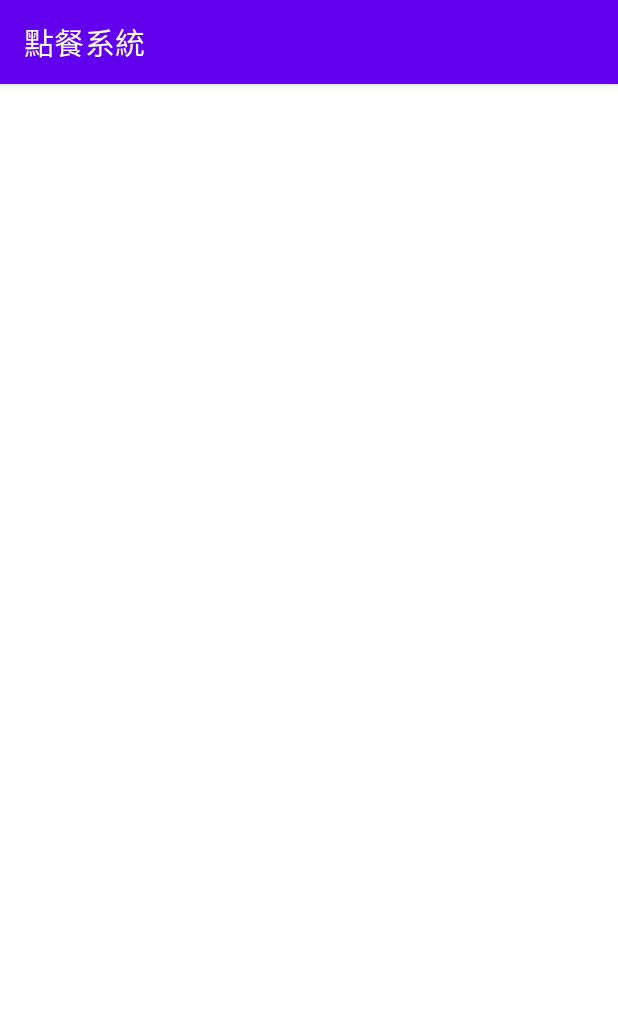
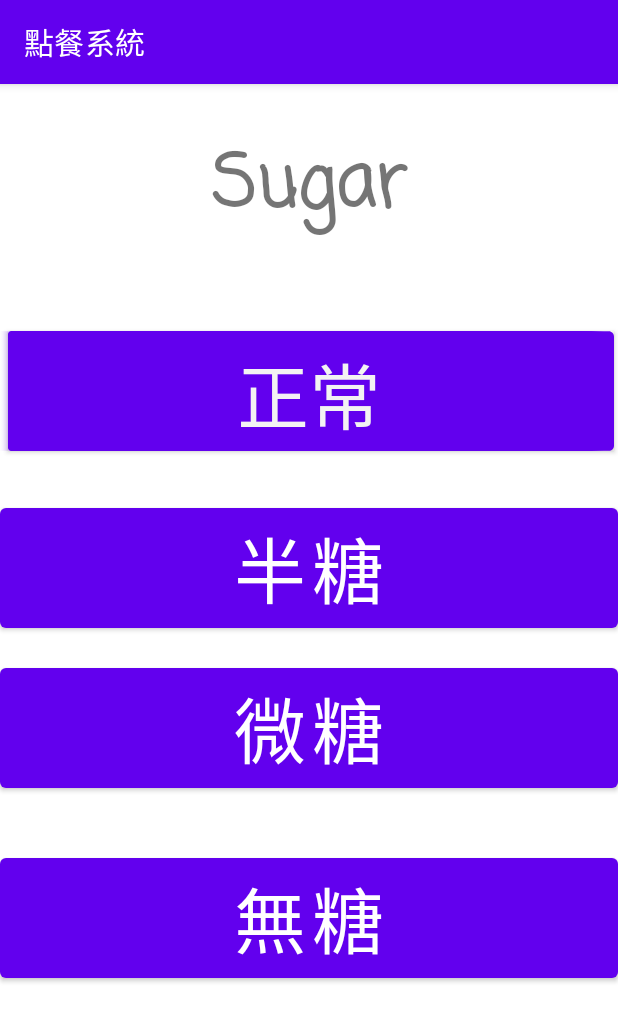
Before and after one commit to duck0000627/Self-Learning, an Android app: the sugar screen opened directly, with no data from a screen before it, on a phone screen of 412 x 824 dp. Shown: the top 1022 px of the screen. Run offline under Robolectric (Android 15) with nearby library versions, the phone set to English and light mode, and no system bars.

Commit message:
果汁類可切換頁面

```diff
--- a/app/src/main/java/com/example/self_learning/shopcar.java
+++ b/app/src/main/java/com/example/self_learning/shopcar.java
@@ -2,6 +2,7 @@ package com.example.self_learning;
 
 import androidx.appcompat.app.AppCompatActivity;
 
+import android.content.Intent;
 import android.os.Bundle;
 import android.view.View;
 import android.widget.Button;
@@ -21,7 +22,9 @@ public class shopcar extends AppCompatActivity {
     private View.OnClickListener btn_homeListener = new View.OnClickListener(){
         @Override
         public void onClick(View view) {
-            finish();
+            Intent intent = new Intent();
+            intent.setClass(shopcar.this,MainActivity.class);
+            startActivity(intent);
         }
     };
 }
--- a/app/src/main/java/com/example/self_learning/sugar.java
+++ b/app/src/main/java/com/example/self_learning/sugar.java
@@ -2,7 +2,10 @@ package com.example.self_learning;
 
 import androidx.appcompat.app.AppCompatActivity;
 
+import android.content.Intent;
 import android.os.Bundle;
+import android.view.View;
+import android.widget.Button;
 
 public class sugar extends AppCompatActivity {
 
@@ -10,5 +13,48 @@ public class sugar extends AppCompatActivity {
     protected void onCreate(Bundle savedInstanceState) {
         super.onCreate(savedInstanceState);
         setContentView(R.layout.activity_sugar);
+
+        Button btn_normlS = (Button) findViewById(R.id.btn_normlS);
+        Button btn_halfs = (Button) findViewById(R.id.btn_halfS);
+        Button btn_lessS = (Button) findViewById(R.id.btn_lessS);
+        Button btn_noS = (Button) findViewById(R.id.btn_noS);
+
+        btn_normlS.setOnClickListener(btn_normlSListener);
+        btn_halfs.setOnClickListener(btn_halfsListener);
+        btn_lessS.setOnClickListener(btn_lessSListener);
+        btn_noS.setOnClickListener(btn_noSListener);
     }
+
+    private View.OnClickListener btn_normlSListener = new View.OnClickListener(){
+        @Override
+        public void onClick(View view) {
+            Intent intent = new Intent();
+            intent.setClass(sugar.this,ice.class);
+            startActivity(intent);
+        }
+    };
+    private View.OnClickListener btn_halfsListener = new View.OnClickListener(){
+        @Override
+        public void onClick(View view) {
+            Intent intent = new Intent();
+            intent.setClass(sugar.this,ice.class);
+            startActivity(intent);
+        }
+    };
+    private View.OnClickListener btn_lessSListener = new View.OnClickListener(){
+        @Override
+        public void onClick(View view) {
+            Intent intent = new Intent();
+            intent.setClass(sugar.this,ice.class);
+            startActivity(intent);
+        }
+    };
+    private View.OnClickListener btn_noSListener = new View.OnClickListener(){
+        @Override
+        public void onClick(View view) {
+            Intent intent = new Intent();
+            intent.setClass(sugar.this,ice.class);
+            startActivity(intent);
+        }
+    };
 }
--- a/app/src/main/res/layout/activity_sugar.xml
+++ b/app/src/main/res/layout/activity_sugar.xml
@@ -6,4 +6,72 @@
     android:layout_height="match_parent"
     tools:context=".sugar">
 
+    <TextView
+        android:id="@+id/textView6"
+        android:layout_width="0dp"
+        android:layout_height="wrap_content"
+        android:fontFamily="casual"
+        android:text="Sugar"
+        android:textAlignment="center"
+        android:textSize="48sp"
+        android:textStyle="bold"
+        app:layout_constraintBottom_toBottomOf="parent"
+        app:layout_constraintEnd_toEndOf="parent"
+        app:layout_constraintHorizontal_bias="0.0"
+        app:layout_constraintStart_toStartOf="parent"
+        app:layout_constraintTop_toTopOf="parent"
+        app:layout_constraintVertical_bias="0.045" />
+
+    <Button
+        android:id="@+id/btn_normlS"
+        style="@android:style/Widget.Holo.Button.Inset"
+        android:layout_width="0dp"
+        android:layout_height="wrap_content"
+        android:text="正常"
+        android:textSize="48sp"
+        app:layout_constraintBottom_toBottomOf="parent"
+        app:layout_constraintEnd_toEndOf="parent"
+        app:layout_constraintHorizontal_bias="0.0"
+        app:layout_constraintStart_toStartOf="parent"
+        app:layout_constraintTop_toTopOf="parent"
+        app:layout_constraintVertical_bias="0.238" />
+
+    <Button
+        android:id="@+id/btn_halfS"
+        android:layout_width="0dp"
+        android:layout_height="wrap_content"
+        android:text="半糖"
+        android:textSize="48sp"
+        app:layout_constraintBottom_toBottomOf="parent"
+        app:layout_constraintEnd_toEndOf="parent"
+        app:layout_constraintHorizontal_bias="0.0"
+        app:layout_constraintStart_toStartOf="parent"
+        app:layout_constraintTop_toTopOf="parent"
+        app:layout_constraintVertical_bias="0.409" />
+
+    <Button
+        android:id="@+id/btn_lessS"
+        android:layout_width="0dp"
+        android:layout_height="wrap_content"
+        android:text="微糖"
+        android:textSize="48sp"
+        app:layout_constraintBottom_toBottomOf="parent"
+        app:layout_constraintEnd_toEndOf="parent"
+        app:layout_constraintHorizontal_bias="0.0"
+        app:layout_constraintStart_toStartOf="parent"
+        app:layout_constraintTop_toTopOf="parent"
+        app:layout_constraintVertical_bias="0.567" />
+
+    <Button
+        android:id="@+id/btn_noS"
+        android:layout_width="0dp"
+        android:layout_height="wrap_content"
+        android:text="無糖"
+        android:textSize="48sp"
+        app:layout_constraintBottom_toBottomOf="parent"
+        app:layout_constraintEnd_toEndOf="parent"
+        app:layout_constraintHorizontal_bias="0.0"
+        app:layout_constraintStart_toStartOf="parent"
+        app:layout_constraintTop_toTopOf="parent"
+        app:layout_constraintVertical_bias="0.754" />
 </androidx.constraintlayout.widget.ConstraintLayout>
```
Also changed, not shown: app/src/main/java/com/example/self_learning/Juice.java (+31 -0 lines), app/src/main/java/com/example/self_learning/ice.java (+36 -0 lines), app/src/main/res/layout/activity_ice.xml (+49 -0 lines).
